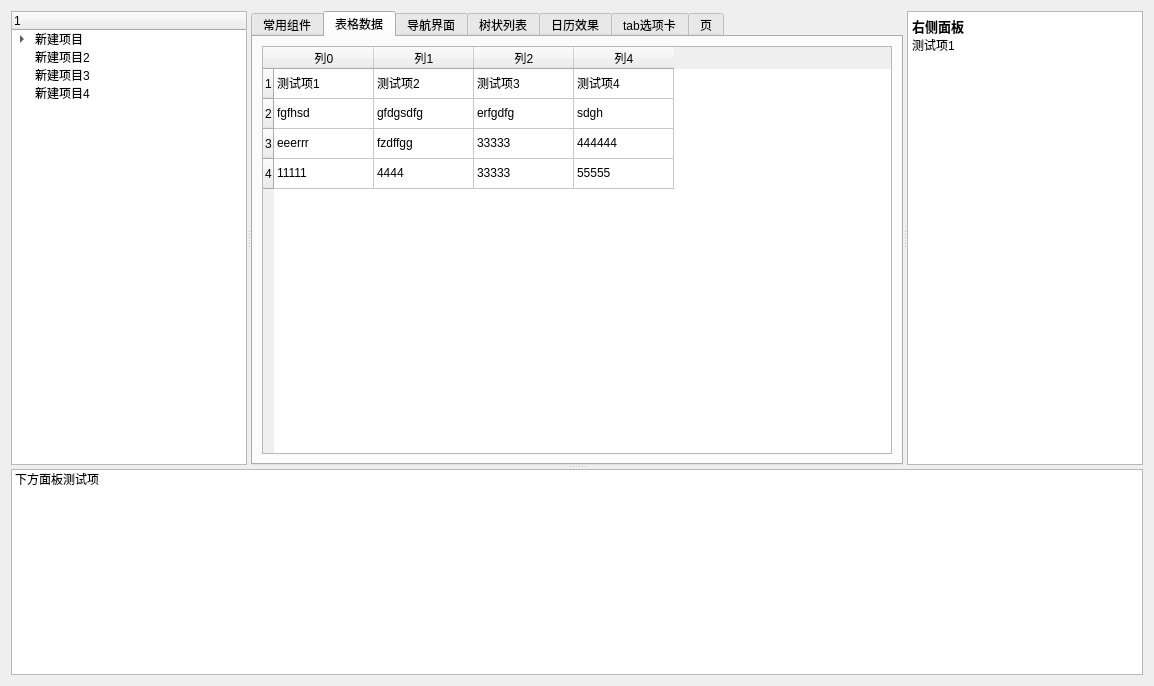
Qt form TestModule/mainwidget.ui (zhongyang219/RibbonUiFrame) before a commit.
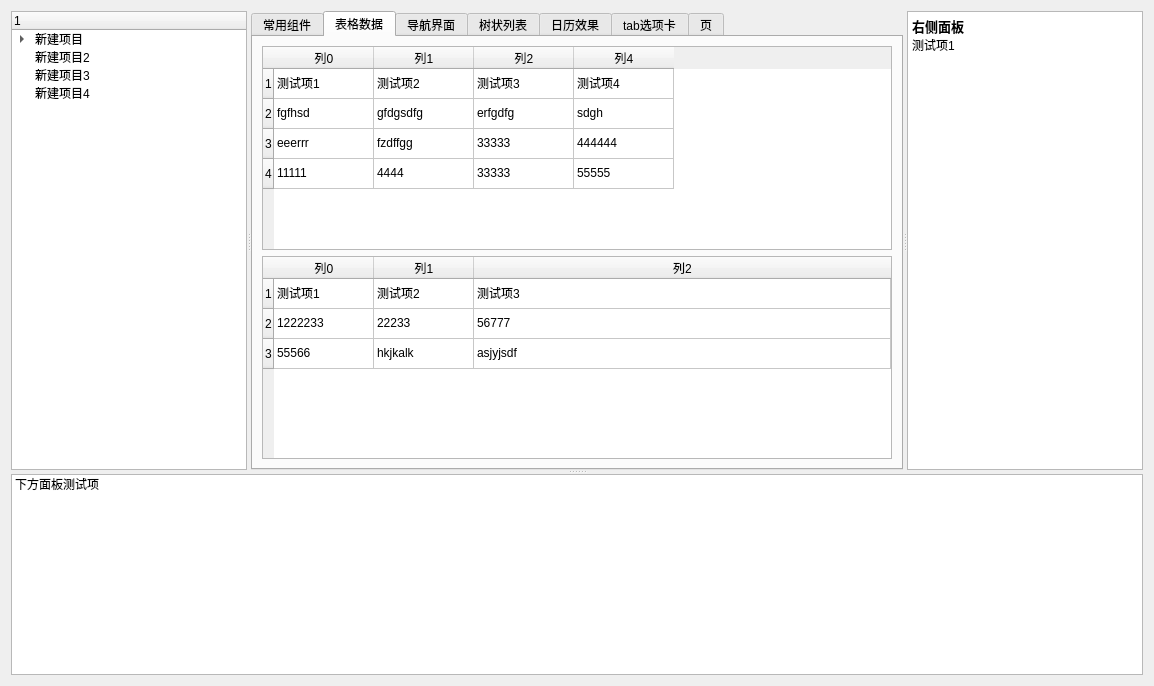
The same form after that commit. The open tabs and pages were chosen to show the change. Icons and pictures are not drawn.

```diff
--- a/TestModule/mainwidget.ui
+++ b/TestModule/mainwidget.ui
@@ -336,7 +336,7 @@
         <attribute name="title">
          <string>表格数据</string>
         </attribute>
-        <layout class="QHBoxLayout" name="horizontalLayout">
+        <layout class="QVBoxLayout" name="verticalLayout_3">
          <item>
           <widget class="QTableWidget" name="tableWidget">
            <row>
@@ -461,6 +461,91 @@
            </item>
           </widget>
          </item>
+         <item>
+          <widget class="QTableWidget" name="tableWidget_2">
+           <property name="selectionBehavior">
+            <enum>QAbstractItemView::SelectRows</enum>
+           </property>
+           <attribute name="horizontalHeaderStretchLastSection">
+            <bool>true</bool>
+           </attribute>
+           <row>
+            <property name="text">
+             <string>1</string>
+            </property>
+           </row>
+           <row>
+            <property name="text">
+             <string>2</string>
+            </property>
+           </row>
+           <row>
+            <property name="text">
+             <string>3</string>
+            </property>
+           </row>
+           <column>
+            <property name="text">
+             <string>列0</string>
+            </property>
+           </column>
+           <column>
+            <property name="text">
+             <string>列1</string>
+            </property>
+           </column>
+           <column>
+            <property name="text">
+             <string>列2</string>
+            </property>
+           </column>
+           <item row="0" column="0">
+            <property name="text">
+             <string>测试项1</string>
+            </property>
+           </item>
+           <item row="0" column="1">
+            <property name="text">
+             <string>测试项2</string>
+            </property>
+           </item>
+           <item row="0" column="2">
+            <property name="text">
+             <string>测试项3</string>
+            </property>
+           </item>
+           <item row="1" column="0">
+            <property name="text">
+             <string>1222233</string>
+            </property>
+           </item>
+           <item row="1" column="1">
+            <property name="text">
+             <string>22233</string>
+            </property>
+           </item>
+           <item row="1" column="2">
+            <property name="text">
+             <string>56777</string>
+            </property>
+           </item>
+           <item row="2" column="0">
+            <property name="text">
+             <string>55566</string>
+            </property>
+           </item>
+           <item row="2" column="1">
+            <property name="text">
+             <string>hkjkalk</string>
+            </property>
+           </item>
+           <item row="2" column="2">
+            <property name="text">
+             <string>asjyjsdf</string>
+            </property>
+           </item>
+          </widget>
+         </item>
         </layout>
        </widget>
        <widget class="QWidget" name="tab3">
@@ -917,15 +1002,12 @@
       <widget class="QTextEdit" name="textEdit">
        <property name="html">
         <string>&lt;!DOCTYPE HTML PUBLIC &quot;-//W3C//DTD HTML 4.0//EN&quot; &quot;http://www.w3.org/TR/REC-html40/strict.dtd&quot;&gt;
-&lt;html&gt;&lt;head&gt;&lt;meta name=&quot;qrichtext&quot; content=&quot;1&quot; /&gt;&lt;meta charset=&quot;utf-8&quot; /&gt;&lt;style type=&quot;text/css&quot;&gt;
+&lt;html&gt;&lt;head&gt;&lt;meta name=&quot;qrichtext&quot; content=&quot;1&quot; /&gt;&lt;style type=&quot;text/css&quot;&gt;
 p, li { white-space: pre-wrap; }
-hr { height: 1px; border-width: 0; }
-li.unchecked::marker { content: &quot;\2610&quot;; }
-li.checked::marker { content: &quot;\2612&quot;; }
-&lt;/style&gt;&lt;/head&gt;&lt;body style=&quot; font-family:'Microsoft YaHei UI'; font-size:9pt; font-weight:400; font-style:normal;&quot;&gt;
-&lt;p style=&quot; margin-top:0px; margin-bottom:0px; margin-left:0px; margin-right:0px; -qt-block-indent:0; text-indent:0px;&quot;&gt;&lt;span style=&quot; font-family:'SimSun'; font-size:10pt; font-weight:600;&quot;&gt;右侧面板&lt;/span&gt;&lt;/p&gt;
-&lt;p style=&quot; margin-top:0px; margin-bottom:0px; margin-left:0px; margin-right:0px; -qt-block-indent:0; text-indent:0px;&quot;&gt;&lt;span style=&quot; font-family:'SimSun';&quot;&gt;测试项1&lt;/span&gt;&lt;/p&gt;
-&lt;p style=&quot;-qt-paragraph-type:empty; margin-top:0px; margin-bottom:0px; margin-left:0px; margin-right:0px; -qt-block-indent:0; text-indent:0px; font-family:'SimSun';&quot;&gt;&lt;br /&gt;&lt;/p&gt;&lt;/body&gt;&lt;/html&gt;</string>
+&lt;/style&gt;&lt;/head&gt;&lt;body style=&quot; font-family:'SimSun'; font-size:9pt; font-weight:400; font-style:normal;&quot;&gt;
+&lt;p style=&quot; margin-top:0px; margin-bottom:0px; margin-left:0px; margin-right:0px; -qt-block-indent:0; text-indent:0px;&quot;&gt;&lt;span style=&quot; font-size:10pt; font-weight:600;&quot;&gt;右侧面板&lt;/span&gt;&lt;/p&gt;
+&lt;p style=&quot; margin-top:0px; margin-bottom:0px; margin-left:0px; margin-right:0px; -qt-block-indent:0; text-indent:0px;&quot;&gt;测试项1&lt;/p&gt;
+&lt;p style=&quot;-qt-paragraph-type:empty; margin-top:0px; margin-bottom:0px; margin-left:0px; margin-right:0px; -qt-block-indent:0; text-indent:0px;&quot;&gt;&lt;br /&gt;&lt;/p&gt;&lt;/body&gt;&lt;/html&gt;</string>
        </property>
       </widget>
      </widget>
```
Left out of the diff: 7 changed lines with no effect on the pictures.
